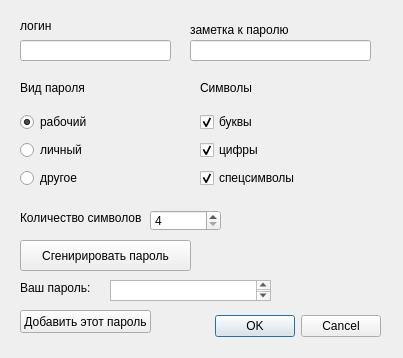
First picture: the form in creating_password.ui, repository ulianaonufrienko/password_manager, before the edit.
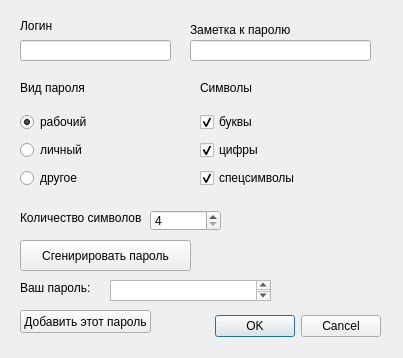
Second picture: the form after the edit.

Diff of the .ui file:
```diff
--- a/creating_password.ui
+++ b/creating_password.ui
@@ -179,7 +179,7 @@
     </rect>
    </property>
    <property name="text">
-    <string>логин</string>
+    <string>Логин</string>
    </property>
   </widget>
   <widget class="QLabel" name="label_2">
@@ -192,7 +192,7 @@
     </rect>
    </property>
    <property name="text">
-    <string>заметка к паролю</string>
+    <string>Заметка к паролю</string>
    </property>
   </widget>
   <widget class="QPushButton" name="generate_password">
```
